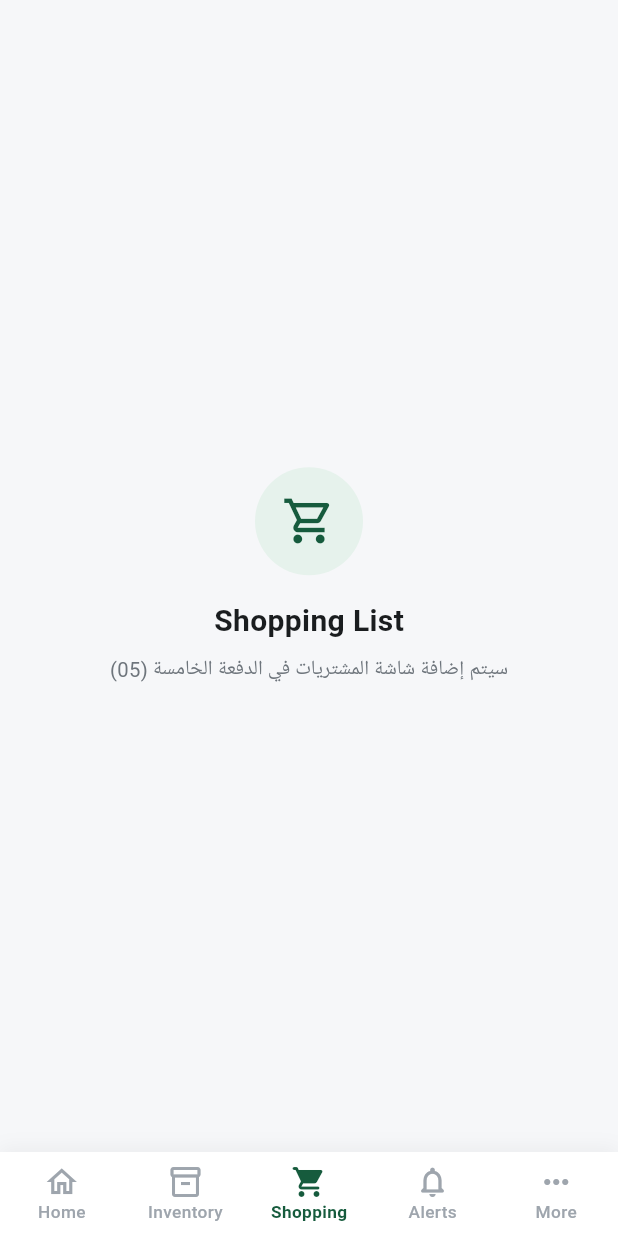
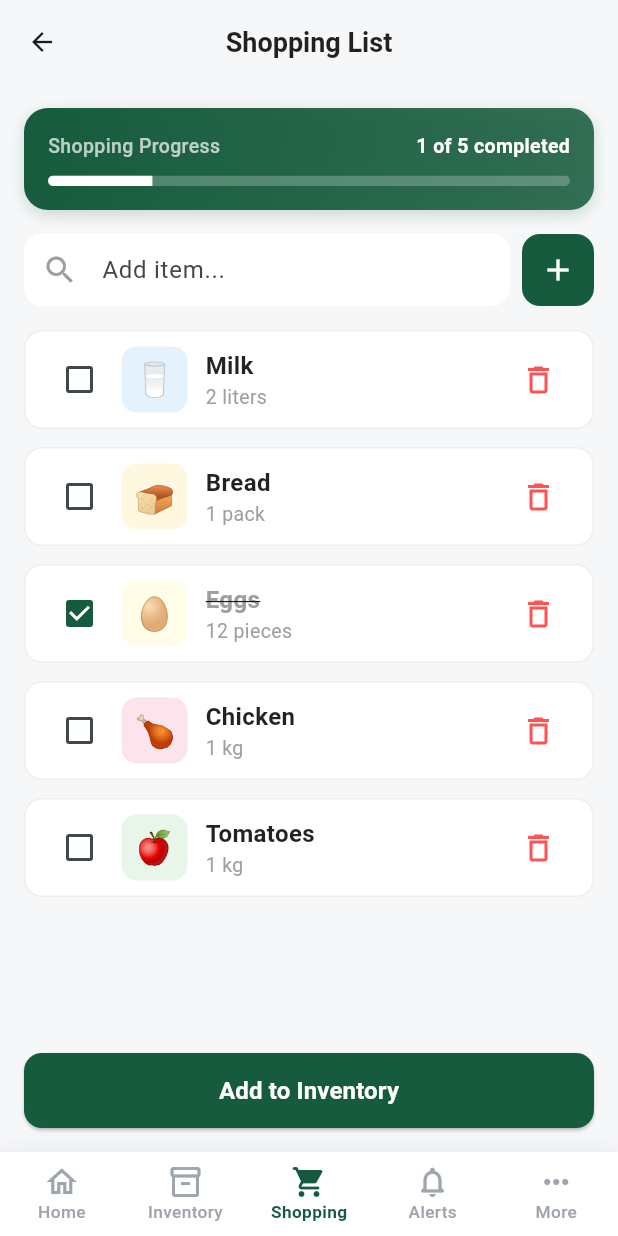
Before and after one commit to Maria-Ashraf-Haleem/Talaga, a Flutter app: the MainNavigationScreen screen opened by its route, item 3 of the bottom bar chosen, on a phone screen of 412 x 824 dp. Run offline on Flutter 3.47's test engine with Material 3 defaults, Android fonts, the light colour scheme and no system bars.

Commit message:
feat: implement shopping list feature Version 1

```diff
--- a/lib/features/dashboard/presentation/screens/main_navigation_screen.dart
+++ b/lib/features/dashboard/presentation/screens/main_navigation_screen.dart
@@ -1,4 +1,5 @@
 import 'package:flutter/material.dart';
+import 'package:talaga/features/shopping/presentation/screens/shopping_list_screen.dart';
 import '../../../../app/router.dart';
 import '../../../../app/theme/app_colors.dart';
 import '../../../inventory/presentation/screens/fridge_inventory_screen.dart';
@@ -43,12 +44,8 @@ class _MainNavigationScreenState extends State<MainNavigationScreen> {
       FridgeInventoryScreen(
         onBackToHome: () => _switchTab(0),
       ),
-      _ComingSoonTabPlaceholder(
-        title: 'Shopping List',
-        subtitle: 'سيتم إضافة شاشة المشتريات في الدفعة الخامسة (05)',
-        icon: Icons.shopping_cart_outlined,
-        onBackToHome: () => _switchTab(0),
-      ),
+      //  هنا التعديل: استبدال الـ Placeholder بشاشتك الجديدة
+      const ShoppingListScreen(),
       _ComingSoonTabPlaceholder(
         title: 'Alerts & Activity',
         subtitle: 'سيتم إضافة شاشة التنبيهات والنشاط في الدفعة الخامسة (06)',
--- /dev/null
+++ b/lib/features/shopping/domain/models/shopping_item.dart
@@ -0,0 +1,31 @@
+class ShoppingItem {
+  final String id;
+  final String name;
+  final double quantity;
+  final String unit;
+  final bool isBought;
+
+  ShoppingItem({
+    required this.id,
+    required this.name,
+    required this.quantity,
+    required this.unit,
+    this.isBought = false,
+  });
+
+  ShoppingItem copyWith({
+    String? id,
+    String? name,
+    double? quantity,
+    String? unit,
+    bool? isBought,
+  }) {
+    return ShoppingItem(
+      id: id ?? this.id,
+      name: name ?? this.name,
+      quantity: quantity ?? this.quantity,
+      unit: unit ?? this.unit,
+      isBought: isBought ?? this.isBought,
+    );
+  }
+}
--- /dev/null
+++ b/lib/features/shopping/presentation/screens/shopping_list_screen.dart
@@ -0,0 +1,315 @@
+import 'package:flutter/material.dart';
+import '../../../../app/theme/app_colors.dart';
+import '../../domain/models/shopping_item.dart';
+import '../widgets/add_shopping_item_sheet.dart';
+
+class ShoppingListScreen extends StatefulWidget {
+  const ShoppingListScreen({super.key});
+
+  @override
+  State<ShoppingListScreen> createState() => _ShoppingListScreenState();
+}
+
+class _ShoppingListScreenState extends State<ShoppingListScreen> {
+  final List<ShoppingItem> _items = [
+    ShoppingItem(id: '1', name: 'Milk', quantity: 2, unit: 'liters', isBought: false),
+    ShoppingItem(id: '2', name: 'Bread', quantity: 1, unit: 'pack', isBought: false),
+    ShoppingItem(id: '3', name: 'Eggs', quantity: 12, unit: 'pieces', isBought: true),
+    ShoppingItem(id: '4', name: 'Chicken', quantity: 1, unit: 'kg', isBought: false),
+    ShoppingItem(id: '5', name: 'Tomatoes', quantity: 1, unit: 'kg', isBought: false),
+  ];
+
+  final TextEditingController _searchController = TextEditingController();
+
+  // حساب نسبة التقدم في الشراء
+  double get _purchaseProgress {
+    if (_items.isEmpty) return 0.0;
+    int boughtCount = _items.where((e) => e.isBought).length;
+    return boughtCount / _items.length;
+  }
+
+  // ميثود لتحديد الـ Emoji المناسب بناءً على اسم المنتج (مطابق لستايل الـ Inventory)
+  String _getEmojiForProduct(String name) {
+    final lower = name.toLowerCase();
+    if (lower.contains('milk') || lower.contains('dairy') || lower.contains('لبن') || lower.contains('حليب')) {
+      return '🥛';
+    } else if (lower.contains('bread') || lower.contains('grains') || lower.contains('خبز') || lower.contains('عيش')) {
+      return '🍞';
+    } else if (lower.contains('egg') || lower.contains('بيض')) {
+      return '🥚';
+    } else if (lower.contains('chicken') || lower.contains('meat') || lower.contains('beef') || lower.contains('لحم') || lower.contains('دجاج')) {
+      return '🍗';
+    } else if (lower.contains('tomato') || lower.contains('vegetable') || lower.contains('خضار') || lower.contains('طماطم')) {
+      return '🍎';
+    } else if (lower.contains('apple') || lower.contains('fruit') || lower.contains('فاكهة') || lower.contains('تفاح')) {
+      return '🍎';
+    } else if (lower.contains('juice') || lower.contains('beverage') || lower.contains('عصير') || lower.contains('ماء')) {
+      return '🧃';
+    }
+    return '📦'; // الـ Emoji الافتراضي (Other)
+  }
+
+  // ميثود لتحديد لون الخلفية الملونة المطابقة للـ Categories في الـ Inventory
+  Color _getBgColorForProduct(String name) {
+    final lower = name.toLowerCase();
+    if (lower.contains('milk') || lower.contains('dairy') || lower.contains('لبن') || lower.contains('حليب')) {
+      return const Color(0xFFE3F2FD); // Dairy Blue
+    } else if (lower.contains('bread') || lower.contains('grains') || lower.contains('خبز') || lower.contains('عيش')) {
+      return const Color(0xFFFFF8E1); // Grains Yellow
+    } else if (lower.contains('egg') || lower.contains('بيض')) {
+      return const Color(0xFFFFFDE7); // Eggs Light Yellow
+    } else if (lower.contains('chicken') || lower.contains('meat') || lower.contains('beef') || lower.contains('لحم') || lower.contains('دجاج')) {
+      return const Color(0xFFFCE4EC); // Meat Pink
+    } else if (lower.contains('tomato') || lower.contains('vegetable') || lower.contains('خضار') || lower.contains('طماطم')) {
+      return const Color(0xFFE8F5E9); // Vegetables Green
+    } else if (lower.contains('apple') || lower.contains('fruit') || lower.contains('فاكهة') || lower.contains('تفاح')) {
+      return const Color(0xFFFFEBEE); // Fruits Red
+    } else if (lower.contains('juice') || lower.contains('beverage') || lower.contains('عصير') || lower.contains('ماء')) {
+      return const Color(0xFFE0F7FA); // Beverages Cyan
+    }
+    return const Color(0xFFF3E5F5); // Other Purple
+  }
+
+  void _openAddItemSheet() {
+    showModalBottomSheet(
+      context: context,
+      isScrollControlled: true,
+      shape: const RoundedRectangleBorder(
+        borderRadius: BorderRadius.vertical(top: Radius.circular(20)),
+      ),
+      builder: (ctx) => AddShoppingItemSheet(
+        onItemAdded: (newItem) {
+          setState(() {
+            _items.add(newItem);
+          });
+        },
+      ),
+    );
+  }
+
+  @override
+  Widget build(BuildContext context) {
+    int totalItems = _items.length;
+    int boughtItems = _items.where((e) => e.isBought).length;
+
+    return Scaffold(
+      backgroundColor: AppColors.scaffoldBg,
+      appBar: AppBar(
+        title: const Text(
+          'Shopping List',
+          style: TextStyle(fontWeight: FontWeight.bold, color: Colors.black87),
+        ),
+        centerTitle: true,
+        backgroundColor: Colors.transparent,
+        elevation: 0,
+      ),
+      body: Padding(
+        padding: const EdgeInsets.all(16.0),
+        child: Column(
+          children: [
+            // 📊 1. كارد الـ Shopping Progress
+            Container(
+              padding: const EdgeInsets.all(16),
+              decoration: BoxDecoration(
+                gradient: LinearGradient(
+                  colors: [AppColors.primary, AppColors.primary.withValues(alpha: 0.85)],
+                  begin: Alignment.topLeft,
+                  end: Alignment.bottomRight,
+                ),
+                borderRadius: BorderRadius.circular(16),
+                boxShadow: [
+                  BoxShadow(
+                    color: AppColors.primary.withValues(alpha: 0.2),
+                    blurRadius: 8,
+                    offset: const Offset(0, 3),
+                  ),
+                ],
+              ),
+              child: Column(
+                crossAxisAlignment: CrossAxisAlignment.start,
+                children: [
+                  Row(
+                    mainAxisAlignment: MainAxisAlignment.spaceBetween,
+                    children: [
+                      const Text(
+                        'Shopping Progress',
+                        style: TextStyle(color: Colors.white70, fontSize: 13, fontWeight: FontWeight.w500),
+                      ),
+                      Text(
+                        '$boughtItems of $totalItems completed',
+                        style: const TextStyle(color: Colors.white, fontSize: 13, fontWeight: FontWeight.bold),
+                      ),
+                    ],
+                  ),
+                  const SizedBox(height: 10),
+                  ClipRRect(
+                    borderRadius: BorderRadius.circular(10),
+                    child: LinearProgressIndicator(
+                      value: _purchaseProgress,
+                      backgroundColor: Colors.white24,
+                      valueColor: const AlwaysStoppedAnimation<Color>(Colors.white),
+                      minHeight: 7,
+                    ),
+                  ),
+                ],
+              ),
+            ),
+            const SizedBox(height: 16),
+
+            // 🔍 2. حقل البحث والإضافة السريعة
+            Row(
+              children: [
+                Expanded(
+                  child: TextField(
+                    controller: _searchController,
+                    decoration: InputDecoration(
+                      hintText: 'Add item...',
+                      prefixIcon: const Icon(Icons.search, color: Colors.grey),
+                      filled: true,
+                      fillColor: Colors.white,
+                      contentPadding: const EdgeInsets.symmetric(horizontal: 16),
+                      border: OutlineInputBorder(
+                        borderRadius: BorderRadius.circular(12),
+                        borderSide: BorderSide.none,
+                      ),
+                    ),
+                  ),
+                ),
+                const SizedBox(width: 8),
+                InkWell(
+                  onTap: _openAddItemSheet,
+                  child: Container(
+                    padding: const EdgeInsets.all(12),
+                    decoration: BoxDecoration(
+                      color: AppColors.primary,
+                      borderRadius: BorderRadius.circular(12),
+                    ),
+                    child: const Icon(Icons.add, color: Colors.white),
+                  ),
+                ),
+              ],
+            ),
+            const SizedBox(height: 16),
+
+            // 🛒 3. قائمة العناصر بـ Emoji أصلية وخلفيات ملونة (مطابقة لـ Inventory)
+            Expanded(
+              child: _items.isEmpty
+                  ? const Center(child: Text('Shopping list is empty!'))
+                  : ListView.builder(
+                itemCount: _items.length,
+                itemBuilder: (context, index) {
+                  final item = _items[index];
+                  return Container(
+                    margin: const EdgeInsets.only(bottom: 12),
+                    padding: const EdgeInsets.symmetric(horizontal: 12, vertical: 8),
+                    decoration: BoxDecoration(
+                      color: Colors.white,
+                      borderRadius: BorderRadius.circular(12),
+                      border: Border.all(color: Colors.grey.shade200),
+                    ),
+                    child: Row(
+                      children: [
+                        Checkbox(
+                          value: item.isBought,
+                          activeColor: AppColors.primary,
+                          onChanged: (val) {
+                            setState(() {
+                              _items[index] = item.copyWith(isBought: val ?? false);
+                            });
+                          },
+                        ),
+                        const SizedBox(width: 4),
+
+                        // 🍎 🥛 🥩 مربع الـ Emoji بخلفيته الملونة المطابقة للـ Inventory
+                        Container(
+                          width: 44,
+                          height: 44,
+                          decoration: BoxDecoration(
+                            color: _getBgColorForProduct(item.name),
+                            borderRadius: BorderRadius.circular(10),
+                          ),
+                          child: Center(
+                            child: Text(
+                              _getEmojiForProduct(item.name),
+                              style: const TextStyle(fontSize: 22),
+                            ),
+                          ),
+                        ),
+                        const SizedBox(width: 12),
+
+                        Expanded(
+                          child: Column(
+                            crossAxisAlignment: CrossAxisAlignment.start,
+                            children: [
+                              Text(
+                                item.name,
+                                style: TextStyle(
+                                  fontSize: 16,
+                                  fontWeight: FontWeight.w600,
+                                  decoration: item.isBought
+                                      ? TextDecoration.lineThrough
+                                      : TextDecoration.none,
+                                  color: item.isBought ? Colors.grey : Colors.black87,
+                                ),
+                              ),
+                              Text(
+                                '${item.quantity % 1 == 0 ? item.quantity.toInt() : item.quantity} ${item.unit}',
+                                style: const TextStyle(
+                                  fontSize: 13,
+                                  color: Colors.grey,
+                                ),
+                              ),
+                            ],
+                          ),
+                        ),
+                        IconButton(
+                          icon: const Icon(Icons.delete_outline, color: Colors.redAccent),
+                          onPressed: () {
+                            setState(() {
+                              _items.removeAt(index);
+                            });
+                          },
+                        ),
+                      ],
+                    ),
+                  );
+                },
+              ),
+            ),
+
+            // 🚀 4. زر إضافة المشتريات للمخزون
+            SizedBox(
+              width: double.infinity,
+              height: 50,
+              child: ElevatedButton(
+                onPressed: () {
+                  final boughtCount = _items.where((e) => e.isBought).length;
+                  ScaffoldMessenger.of(context).showSnackBar(
+                    SnackBar(
+                      content: Text('$boughtCount bought items added to Inventory!'),
+                      backgroundColor: AppColors.primary,
+                    ),
+                  );
+                },
+                style: ElevatedButton.styleFrom(
+                  backgroundColor: AppColors.primary,
+                  shape: RoundedRectangleBorder(
+                    borderRadius: BorderRadius.circular(12),
+                  ),
+                ),
+                child: const Text(
+                  'Add to Inventory',
+                  style: TextStyle(
+                    color: Colors.white,
+                    fontSize: 16,
+                    fontWeight: FontWeight.bold,
+                  ),
+                ),
+              ),
+            ),
+          ],
+        ),
+      ),
+    );
+  }
+}
```
Also changed, not shown: lib/features/shopping/presentation/widgets/add_shopping_item_sheet.dart (added, +133 -0 lines), 1 other file.
